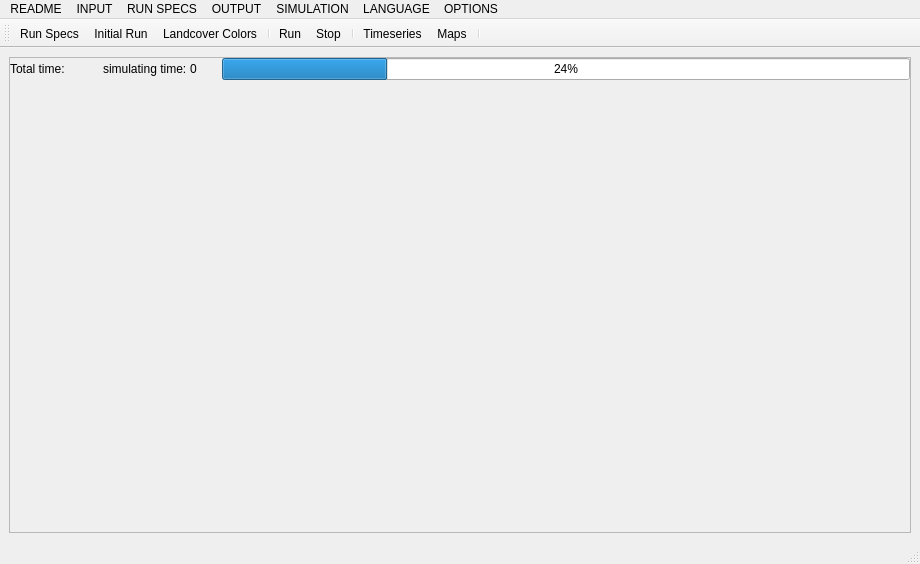
Above: uis/qtdesigners/stella.ui from uttu90/stella before the change. Below: the same form after it.
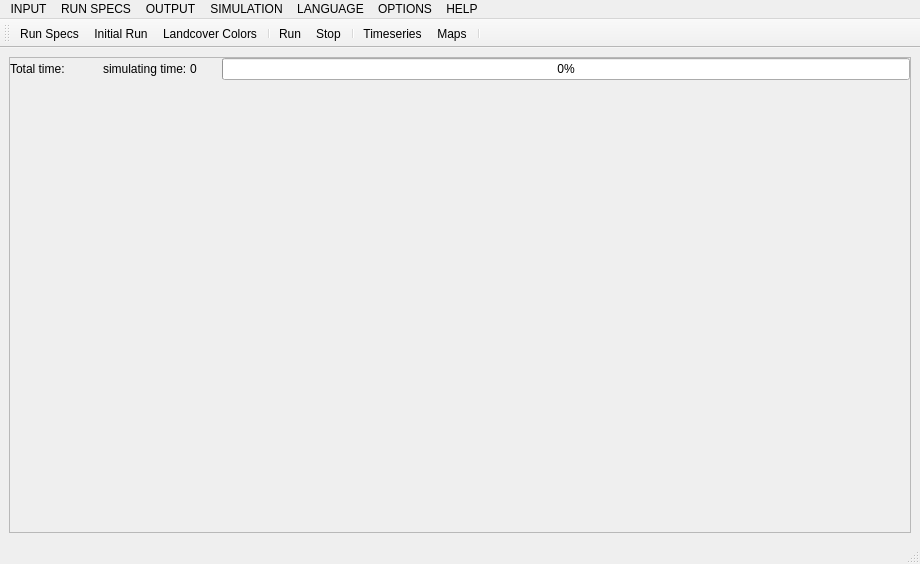
That is the form after the change. Icons and pictures are not drawn.

The edit to the form file:
```diff
--- a/uis/qtdesigners/stella.ui
+++ b/uis/qtdesigners/stella.ui
@@ -71,7 +71,7 @@
          <item row="0" column="4">
           <widget class="QProgressBar" name="simulatingProgress">
            <property name="value">
-            <number>24</number>
+            <number>0</number>
            </property>
           </widget>
          </item>
@@ -111,11 +111,6 @@
      <height>21</height>
     </rect>
    </property>
-   <widget class="QMenu" name="menuREADME">
-    <property name="title">
-     <string>README</string>
-    </property>
-   </widget>
    <widget class="QMenu" name="menuINPUT">
     <property name="title">
      <string>INPUT</string>
@@ -166,13 +161,19 @@
     </property>
     <addaction name="actionLandcover_colors"/>
    </widget>
-   <addaction name="menuREADME"/>
+   <widget class="QMenu" name="menuHELP">
+    <property name="title">
+     <string>HELP</string>
+    </property>
+    <addaction name="actionReadme"/>
+   </widget>
    <addaction name="menuINPUT"/>
    <addaction name="menuRUN_SPECS"/>
    <addaction name="menuOUTPUT"/>
    <addaction name="menuSIMULATION"/>
    <addaction name="menuLANGUAGE"/>
    <addaction name="menuOPTIONS"/>
+   <addaction name="menuHELP"/>
   </widget>
   <widget class="QStatusBar" name="statusbar"/>
   <widget class="QToolBar" name="toolBar">
```
Left out of the diff: 5 changed lines with no effect on the pictures.
